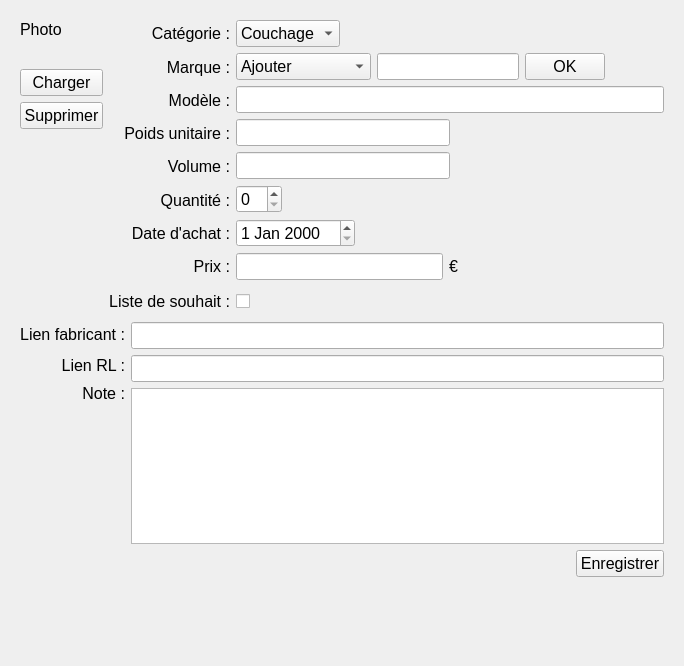
amof/Doger, file Doger/itemwindow.ui: the form before one commit.
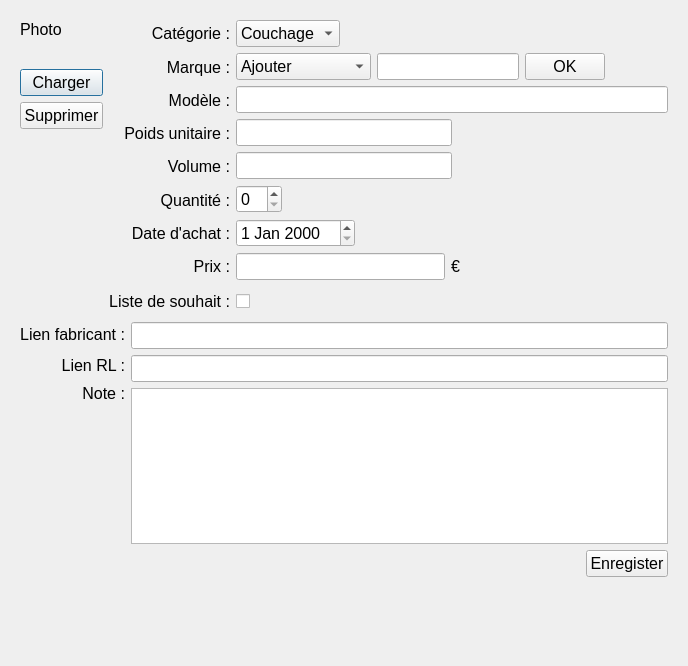
The form after the commit.

Commit message: Change to qDialog. Add the possibility to insert or modify a record.

```diff
--- a/Doger/itemwindow.ui
+++ b/Doger/itemwindow.ui
@@ -1,12 +1,12 @@
 <?xml version="1.0" encoding="UTF-8"?>
 <ui version="4.0">
- <class>Itemwindow</class>
- <widget class="QWidget" name="Itemwindow">
+ <class>ItemWindow</class>
+ <widget class="QDialog" name="ItemWindow">
   <property name="geometry">
    <rect>
     <x>0</x>
     <y>0</y>
-    <width>684</width>
+    <width>688</width>
     <height>665</height>
    </rect>
   </property>
@@ -670,7 +670,7 @@
             </font>
            </property>
            <property name="text">
-            <string>Enregistrer</string>
+            <string>Enregister</string>
            </property>
           </widget>
          </item>
```
Left out of the diff: 2 changed lines with no effect on the pictures. The commit also changes 2 other files.
